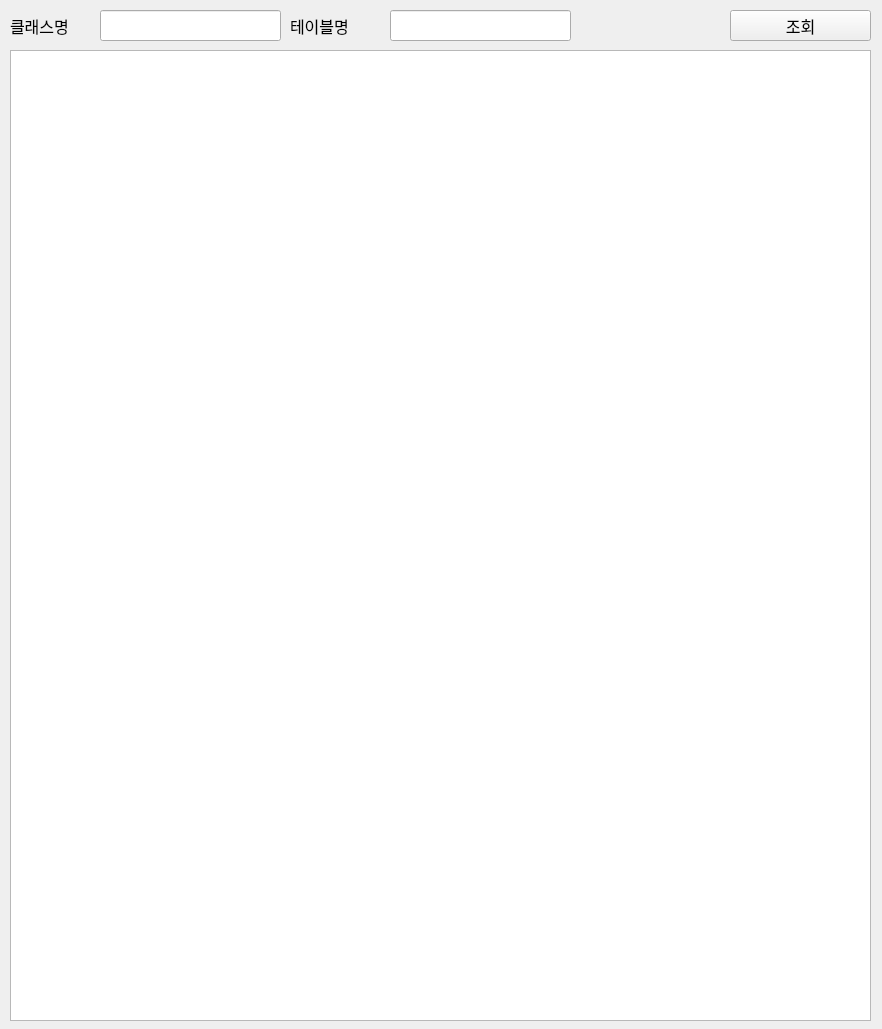
Above: 61.WorkSpace/Almighty/UI/_uiFiles/COM/KCOMDEV010.ui from repproject/rep before the change. Below: the same form after it.
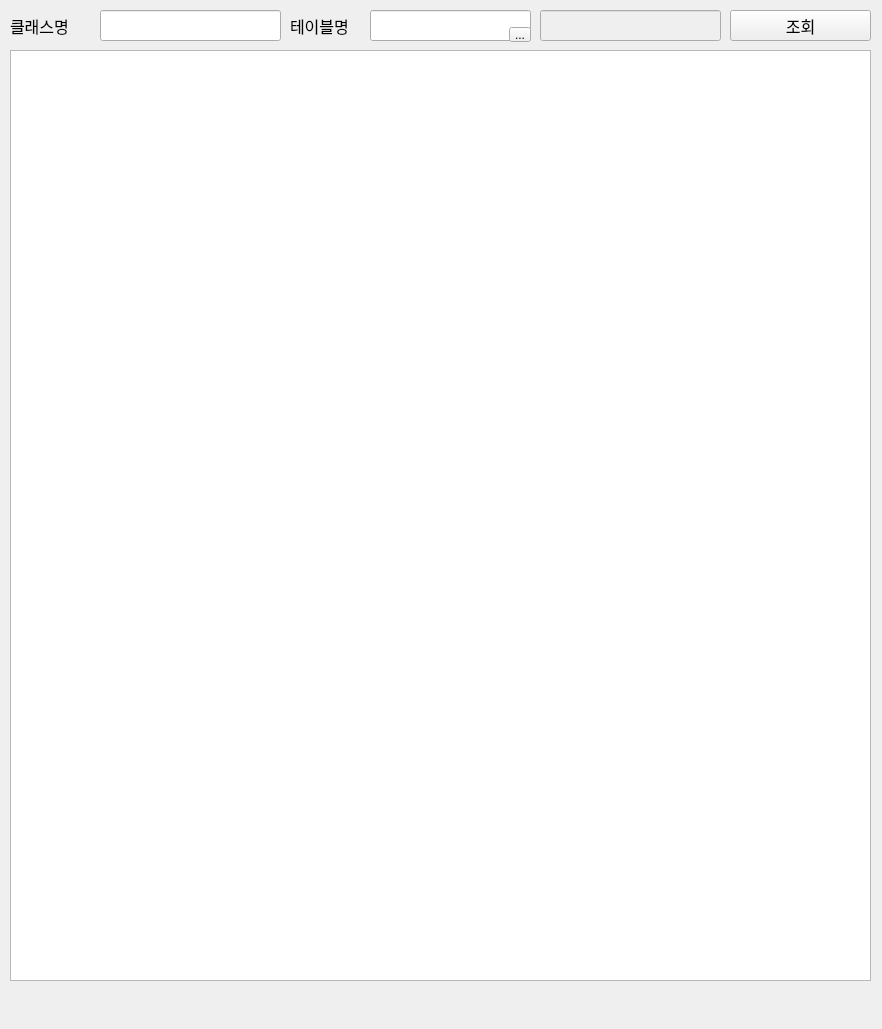
That is the form after the change.

Patch:
```diff
--- a/61.WorkSpace/Almighty/UI/_uiFiles/COM/KCOMDEV010.ui
+++ b/61.WorkSpace/Almighty/UI/_uiFiles/COM/KCOMDEV010.ui
@@ -70,9 +70,9 @@
   <widget class="QLineEdit" name="edt_table">
    <property name="geometry">
     <rect>
-     <x>390</x>
+     <x>370</x>
      <y>10</y>
-     <width>181</width>
+     <width>161</width>
      <height>31</height>
     </rect>
    </property>
@@ -89,7 +89,7 @@
      <x>10</x>
      <y>50</y>
      <width>861</width>
-     <height>971</height>
+     <height>931</height>
     </rect>
    </property>
    <property name="font">
@@ -117,6 +117,38 @@
     <string>조회</string>
    </property>
   </widget>
+  <widget class="QToolButton" name="tbTable">
+   <property name="geometry">
+    <rect>
+     <x>509</x>
+     <y>27</y>
+     <width>22</width>
+     <height>15</height>
+    </rect>
+   </property>
+   <property name="text">
+    <string>...</string>
+   </property>
+  </widget>
+  <widget class="QLineEdit" name="edt_table_nm">
+   <property name="enabled">
+    <bool>false</bool>
+   </property>
+   <property name="geometry">
+    <rect>
+     <x>540</x>
+     <y>10</y>
+     <width>181</width>
+     <height>31</height>
+    </rect>
+   </property>
+   <property name="font">
+    <font>
+     <family>한컴산뜻돋움</family>
+     <pointsize>12</pointsize>
+    </font>
+   </property>
+  </widget>
  </widget>
  <resources/>
  <connections/>
```
